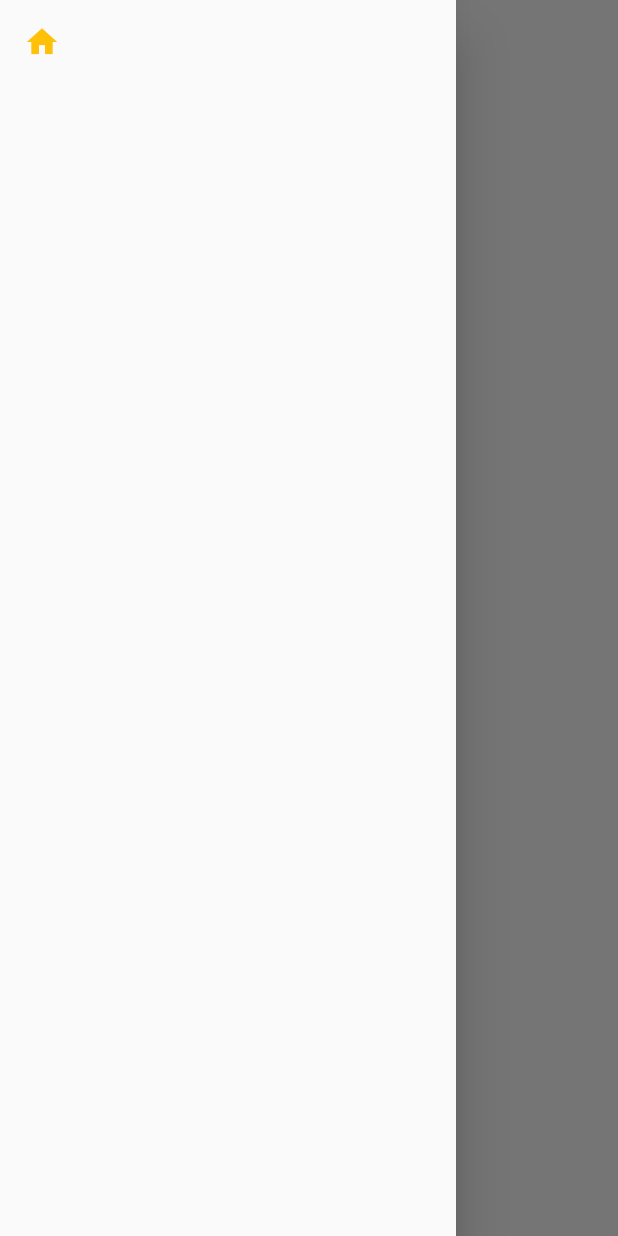
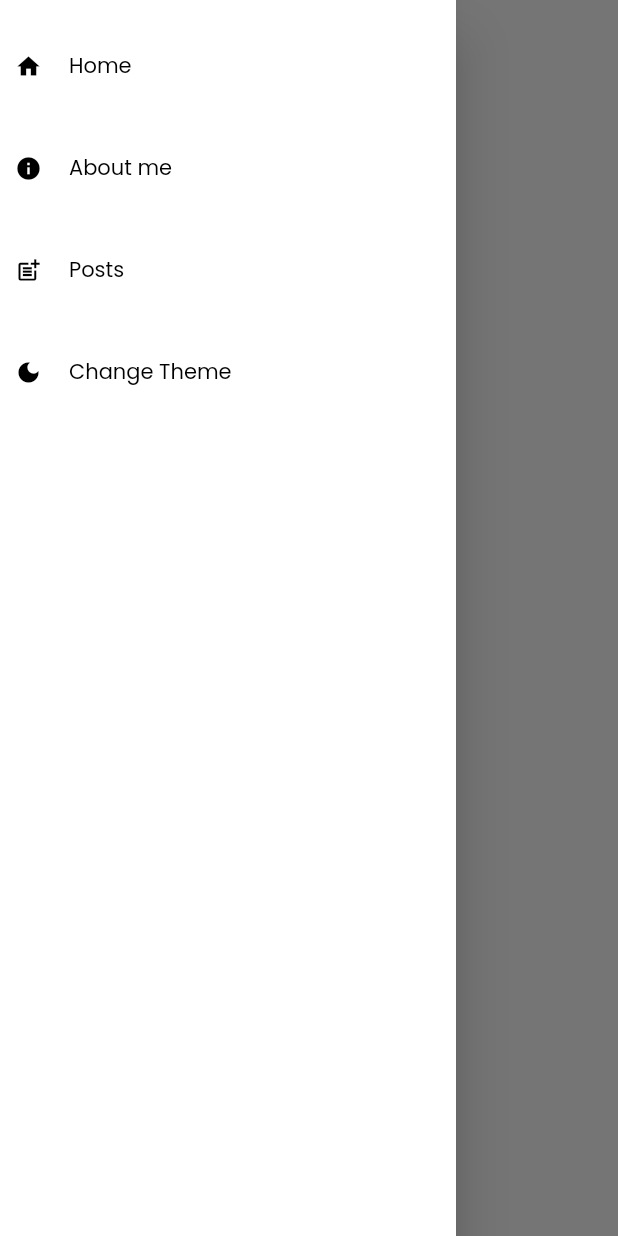
Before and after one commit to Iaashish13/Iaashish13.github.io, a Flutter app: the screen it shows after launch, with the side drawer open, on a phone screen of 412 x 824 dp. Run offline on Flutter 3.47's test engine with Material 2 defaults, Android fonts, the phone set to English and light mode, and no system bars; our stand-ins replace auto_route, flutter_bloc, get_it, shared_preferences.

Commit message:
theme change fixed for mobile and web

```diff
--- a/lib/constants/constants.dart
+++ b/lib/constants/constants.dart
@@ -1,4 +1,7 @@
 // title constants
+
+import 'package:flutter/material.dart';
+import 'package:my_website/model/drawer_item_model.dart';
 
 const titles = [
   'Home',
@@ -6,3 +9,8 @@ const titles = [
   'Posts',
   'Projects',
 ];
+final listofDrawer = [
+  DrawerItemsClass(icon: Icons.home, title: 'Home', onTap: () {}),
+  DrawerItemsClass(icon: Icons.info, title: 'About me', onTap: () {}),
+  DrawerItemsClass(icon: Icons.post_add, title: 'Posts', onTap: () {}),
+];
--- /dev/null
+++ b/lib/constants/string_constants.dart
@@ -0,0 +1,3 @@
+class StringConstants {
+  static const themeConst = 'isDark';
+}
--- a/lib/features/theme/cubit/theme_cubit_cubit.dart
+++ b/lib/features/theme/cubit/theme_cubit_cubit.dart
@@ -1,9 +1,25 @@
 import 'package:flutter_bloc/flutter_bloc.dart';
+import 'package:my_website/constants/string_constants.dart';
+import 'package:my_website/injector.dart';
+import 'package:shared_preferences/shared_preferences.dart';
 
 class ChangeThemeCubit extends Cubit<bool> {
   ChangeThemeCubit() : super(false);
 
+  getTheme() async {
+    bool? isTheme =
+        locator<SharedPreferences>().getBool(StringConstants.themeConst);
+    if (isTheme == true) {
+      emit(true);
+    } else if (isTheme == false) {
+      emit(false);
+    } else {
+      emit(false);
+    }
+  }
+
   Future<void> switchTheme({required bool isDark}) async {
+    locator<SharedPreferences>().setBool(StringConstants.themeConst, isDark);
     emit(isDark);
   }
 }
--- a/lib/features/theme/dark_theme.dart
+++ b/lib/features/theme/dark_theme.dart
@@ -1,7 +1,9 @@
 import 'package:flutter/material.dart';
 
 final darkTheme = ThemeData(
+  backgroundColor: Colors.black,
   fontFamily: 'Poppins',
+  iconTheme: const IconThemeData(color: Colors.white, size: 18),
   appBarTheme:
       const AppBarTheme(backgroundColor: Color(0xff121212), elevation: 1),
   primaryColor: Colors.blueAccent,
--- a/lib/features/theme/light_theme.dart
+++ b/lib/features/theme/light_theme.dart
@@ -1,6 +1,8 @@
 import 'package:flutter/material.dart';
 
 final lightTheme = ThemeData(
+  backgroundColor: Colors.white,
+  iconTheme: const IconThemeData(color: Colors.black, size: 18),
   appBarTheme:
       const AppBarTheme(backgroundColor: Colors.blueAccent, elevation: 1),
   primaryColor: Colors.blueAccent,
--- /dev/null
+++ b/lib/injector.dart
@@ -0,0 +1,9 @@
+import 'package:get_it/get_it.dart';
+import 'package:shared_preferences/shared_preferences.dart';
+
+final locator = GetIt.instance;
+
+Future<void> setupLocator() async {
+  final sp = await SharedPreferences.getInstance();
+  locator.registerSingleton<SharedPreferences>(sp);
+}
--- a/lib/main.dart
+++ b/lib/main.dart
@@ -3,10 +3,12 @@ import 'package:flutter_bloc/flutter_bloc.dart';
 import 'package:my_website/features/theme/cubit/theme_cubit_cubit.dart';
 import 'package:my_website/features/theme/dark_theme.dart';
 import 'package:my_website/features/theme/light_theme.dart';
+import 'package:my_website/injector.dart';
 import 'package:my_website/services/routes/routes.gr.dart';
 
 void main() async {
   WidgetsFlutterBinding.ensureInitialized();
+  await setupLocator();
 
   runApp(MyApp());
 }
@@ -19,7 +21,8 @@ class MyApp extends StatelessWidget {
   Widget build(BuildContext context) {
     return MultiBlocProvider(
       providers: [
-        BlocProvider<ChangeThemeCubit>(create: (context) => ChangeThemeCubit())
+        BlocProvider<ChangeThemeCubit>(
+            create: (context) => ChangeThemeCubit()..getTheme())
       ],
       child: BlocBuilder<ChangeThemeCubit, bool>(
         builder: (context, state) {
--- a/lib/responsive_widgets/drawer_widget.dart
+++ b/lib/responsive_widgets/drawer_widget.dart
@@ -1,4 +1,7 @@
 import 'package:flutter/material.dart';
+import 'package:flutter_bloc/flutter_bloc.dart';
+import 'package:my_website/constants/constants.dart';
+import 'package:my_website/features/theme/cubit/theme_cubit_cubit.dart';
 
 class DrawerWidget extends StatelessWidget {
   const DrawerWidget({Key? key}) : super(key: key);
@@ -6,19 +9,53 @@ class DrawerWidget extends StatelessWidget {
   @override
   Widget build(BuildContext context) {
     return Drawer(
-      child: Material(
-        child: ListView(children: [
-          ListTile(
-            leading: const Icon(
-              Icons.home,
-              color: Colors.amber,
-            ),
-            onTap: () {
-              Navigator.pop(context);
-            },
-          ),
-        ]),
-      ),
+      backgroundColor: Theme.of(context).backgroundColor,
+      child: ListView(
+          children: listofDrawer
+              .map(
+                (e) => Padding(
+                  padding: const EdgeInsets.only(top: 20),
+                  child: ListTile(
+                    dense: true,
+                    contentPadding: const EdgeInsets.symmetric(horizontal: 10),
+                    minLeadingWidth: 20,
+                    leading: Icon(
+                      e.icon,
+                      color: Theme.of(context).iconTheme.color,
+                    ),
+                    title: Text(
+                      e.title,
+                      style: Theme.of(context).textTheme.bodyText1,
+                    ),
+                    onTap: () {},
+                  ),
+                ),
+              )
+              .toList()
+            ..add(Padding(
+              padding: const EdgeInsets.only(top: 20),
+              child: BlocBuilder<ChangeThemeCubit, bool>(
+                builder: (context, state) {
+                  return ListTile(
+                    dense: true,
+                    contentPadding: const EdgeInsets.symmetric(horizontal: 10),
+                    minLeadingWidth: 20,
+                    leading: Icon(
+                      Icons.dark_mode,
+                      color: Theme.of(context).iconTheme.color,
+                    ),
+                    title: Text(
+                      'Change Theme',
+                      style: Theme.of(context).textTheme.bodyText1,
+                    ),
+                    onTap: () {
+                      BlocProvider.of<ChangeThemeCubit>(context)
+                          .switchTheme(isDark: !state);
+                    },
+                  );
+                },
+              ),
+            ))),
     );
   }
 }
--- a/lib/screens/home_page.dart
+++ b/lib/screens/home_page.dart
@@ -12,17 +12,15 @@ class Homepage extends StatefulWidget {
 }
 
 class _HomepageState extends State<Homepage> {
-  final GlobalKey<ScaffoldState> _scaffoldKey = GlobalKey<ScaffoldState>();
   @override
   Widget build(BuildContext context) {
     return Scaffold(
-      key: _scaffoldKey,
       extendBodyBehindAppBar: true,
       appBar: ResponsiveDevice.isMobile(context)
           ? AppBar(
-              backgroundColor: Colors.white,
+              backgroundColor: Theme.of(context).backgroundColor,
               elevation: 0,
-              iconTheme: const IconThemeData(color: Colors.black),
+              iconTheme: Theme.of(context).iconTheme,
             )
           : null,
       drawer: ResponsiveDevice.isMobile(context) ? const DrawerWidget() : null,
--- a/lib/screens/landing_page.dart
+++ b/lib/screens/landing_page.dart
@@ -10,6 +10,6 @@ class LandingPage extends StatefulWidget {
 class _LandingPageState extends State<LandingPage> {
   @override
   Widget build(BuildContext context) {
-    return Container();
+    return Scaffold(body: Container());
   }
 }
--- a/pubspec.yaml
+++ b/pubspec.yaml
@@ -20,10 +20,16 @@ dependencies:
   cupertino_icons: ^1.0.2
   # for routing
   auto_route: ^4.2.1
+  #state management
 
   flutter_bloc: ^8.1.1
 
+  #providing path
   path_provider: ^2.0.11
+  #cache
+  shared_preferences: ^2.0.15
+  #service locator
+  get_it: ^7.2.0
 
 dev_dependencies:
   flutter_test:
```
Also changed, not shown: lib/model/drawer_item_model.dart (added, +12 -0 lines), lib/responsive_widgets/title_widget.dart (+5 -2 lines), lib/screens/second_page.dart (+6 -3 lines), pubspec.lock, 1 other file.
